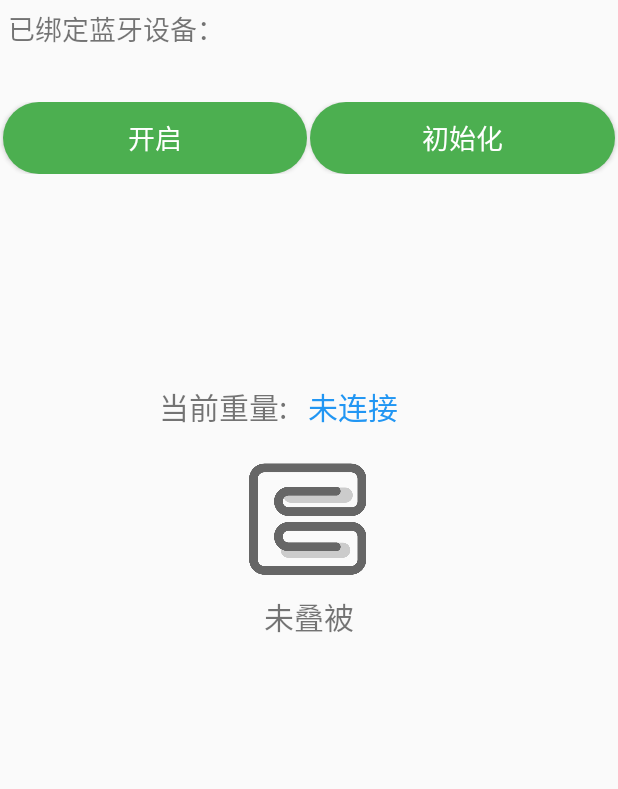
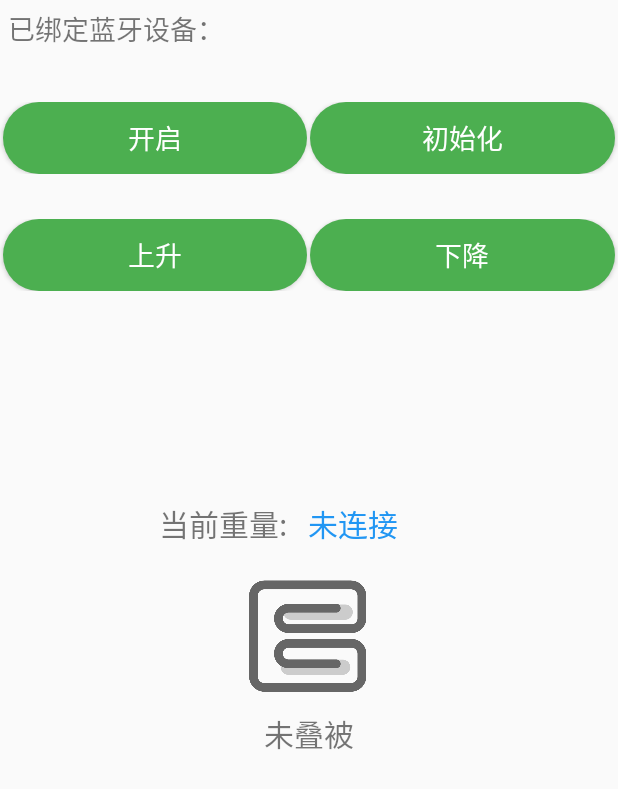
Before and after one commit to Asimok/car, an Android app: the BluetoothClientActivity screen opened directly, with no data from a screen before it, on a phone screen of 412 x 824 dp. Shown: the top 789 px of the screen. Run offline under Robolectric (Android 15) with nearby library versions, the phone set to English and light mode, and no system bars; network calls fail; 3 statements that could not run were skipped.

Commit message:
新增按键持续按下

```diff
--- a/app/src/main/java/com/example/laundryrack/tools/Codes.java
+++ b/app/src/main/java/com/example/laundryrack/tools/Codes.java
@@ -2,10 +2,10 @@ package com.example.laundryrack.tools;
 
 public class Codes {
 
+    public static byte[] openLundary = {(byte) 'a'};//干垃圾
+    public static byte[] closeLundary = {(byte) 'A'};//干垃圾
     public static byte[] upLundary = {(byte) 'D'};//干垃圾
-    public static byte[] closeDryTrush = {(byte) 'A'};//干垃圾
-    public static byte[] openwettrush = {(byte) 'B'};//干垃圾
-
+    public static byte[] downLundary = {(byte) 'd'};//干垃圾
 
 
 }
--- /dev/null
+++ b/app/src/main/java/com/example/laundryrack/tools/LongClickButton.java
@@ -0,0 +1,126 @@
+package com.example.laundryrack.tools;
+
+import android.annotation.SuppressLint;
+import android.content.Context;
+import android.os.Handler;
+import android.os.Message;
+import android.os.SystemClock;
+import android.util.AttributeSet;
+import android.view.View;
+import android.widget.Button;
+
+import java.lang.ref.WeakReference;
+
+/**
+ * 长按连续响应的Button
+ * Created by admin on 15-6-1.
+ */
+@SuppressLint("AppCompatCustomView")
+public class LongClickButton extends Button {
+    /**
+     * 长按连续响应的监听，长按时将会多次调用该接口中的方法直到长按结束
+     */
+    private LongClickRepeatListener repeatListener;
+    /**
+     * 间隔时间（ms）
+     */
+    private long intervalTime;
+
+    private MyHandler handler;
+
+    public LongClickButton(Context context) {
+        super(context);
+
+        init();
+    }
+
+    public LongClickButton(Context context, AttributeSet attrs) {
+        super(context, attrs);
+
+        init();
+    }
+
+    public LongClickButton(Context context, AttributeSet attrs, int defStyleAttr) {
+        super(context, attrs, defStyleAttr);
+
+        init();
+    }
+
+    /**
+     * 初始化监听
+     */
+    private void init() {
+        handler = new MyHandler(this);
+        setOnLongClickListener(new OnLongClickListener() {
+            @Override
+            public boolean onLongClick(View v) {
+                new Thread(new LongClickThread()).start();
+                return true;
+            }
+        });
+    }
+
+    /**
+     * 长按时，该线程将会启动
+     */
+    private class LongClickThread implements Runnable {
+        private int num;
+
+        @Override
+        public void run() {
+            while (LongClickButton.this.isPressed()) {
+                num++;
+                if (num % 5 == 0) {
+                    handler.sendEmptyMessage(1);
+                }
+
+                SystemClock.sleep(intervalTime / 5);
+            }
+        }
+    }
+
+    /**
+     * 通过handler，使监听的事件响应在主线程中进行
+     */
+    private static class MyHandler extends Handler {
+        private WeakReference<LongClickButton> ref;
+
+        MyHandler(LongClickButton button) {
+            ref = new WeakReference<>(button);
+        }
+
+        @Override
+        public void handleMessage(Message msg) {
+            super.handleMessage(msg);
+
+            LongClickButton button = ref.get();
+            if (button != null && button.repeatListener != null) {
+                button.repeatListener.repeatAction();
+            }
+        }
+    }
+
+    /**
+     * 设置长按连续响应的监听和间隔时间，长按时将会多次调用该接口中的方法直到长按结束
+     *
+     * @param listener     监听
+     * @param intervalTime 间隔时间（ms）
+     */
+    public void setLongClickRepeatListener(LongClickRepeatListener listener, long intervalTime) {
+        this.repeatListener = listener;
+        this.intervalTime = intervalTime;
+    }
+
+    /**
+     * 设置长按连续响应的监听（使用默认间隔时间100ms），长按时将会多次调用该接口中的方法直到长按结束
+     *
+     * @param listener 监听
+     */
+    public void setLongClickRepeatListener(LongClickRepeatListener listener) {
+        setLongClickRepeatListener(listener, 100);
+    }
+
+    public interface LongClickRepeatListener {
+        void repeatAction();
+    }
+}
--- a/app/src/main/res/layout/activity_main.xml
+++ b/app/src/main/res/layout/activity_main.xml
@@ -48,7 +48,39 @@
            />
 
 </LinearLayout>
+    <LinearLayout
+        android:layout_marginTop="30dp"
+        android:layout_width="match_parent"
+        android:layout_height="wrap_content"
+        android:orientation="horizontal"
+        android:weightSum="4">
 
+        <com.example.laundryrack.tools.LongClickButton
+            android:id="@+id/uplaundary"
+            android:layout_width="0dp"
+            android:layout_height="wrap_content"
+            android:layout_marginLeft="2dp"
+            android:layout_weight="2"
+            android:background="@drawable/btn_open"
+
+            android:text="上升"
+            android:textColor="#ffffff"
+            android:textSize="18sp" />
+
+        <com.example.laundryrack.tools.LongClickButton
+            android:layout_marginLeft="2dp"
+            android:layout_marginRight="2dp"
+            android:textSize="18sp"
+            android:textColor="#ffffff"
+            android:background="@drawable/btn_open"
+            android:layout_width="0dp"
+            android:layout_weight="2"
+            android:layout_height="wrap_content"
+            android:text="下降"
+            android:id="@+id/downlaundary"
+            />
+
+    </LinearLayout>
    <LinearLayout
 
        android:gravity="center"
```
Also changed, not shown: app/src/main/java/com/example/laundryrack/MainActivity.java (+68 -59 lines).
